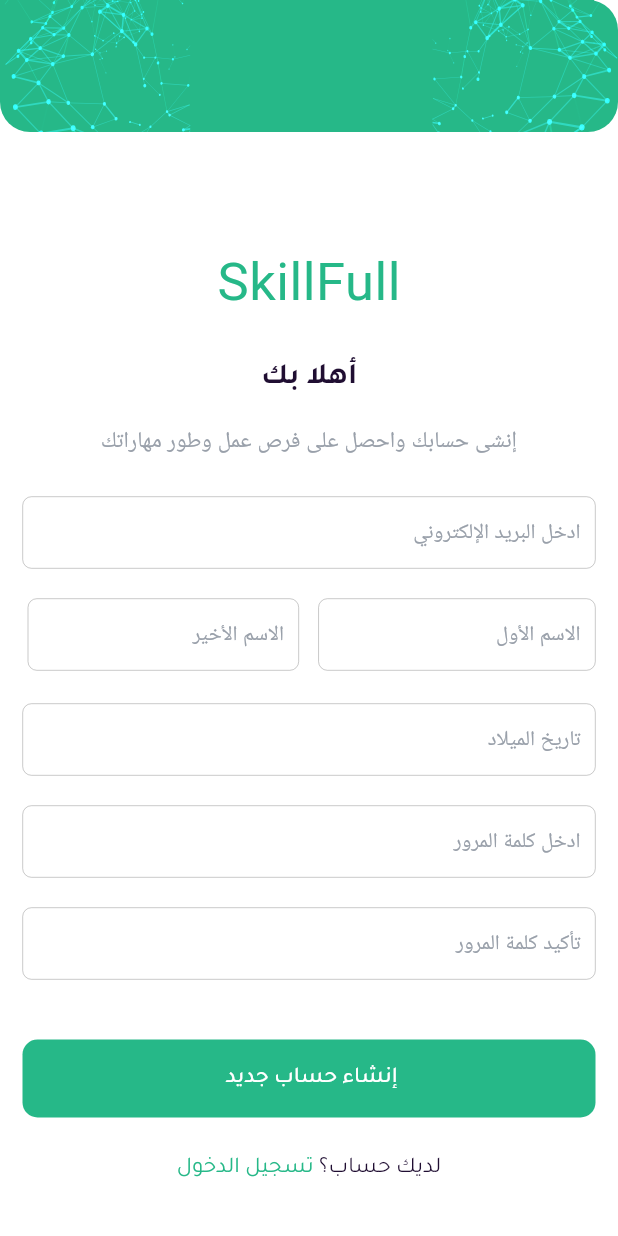
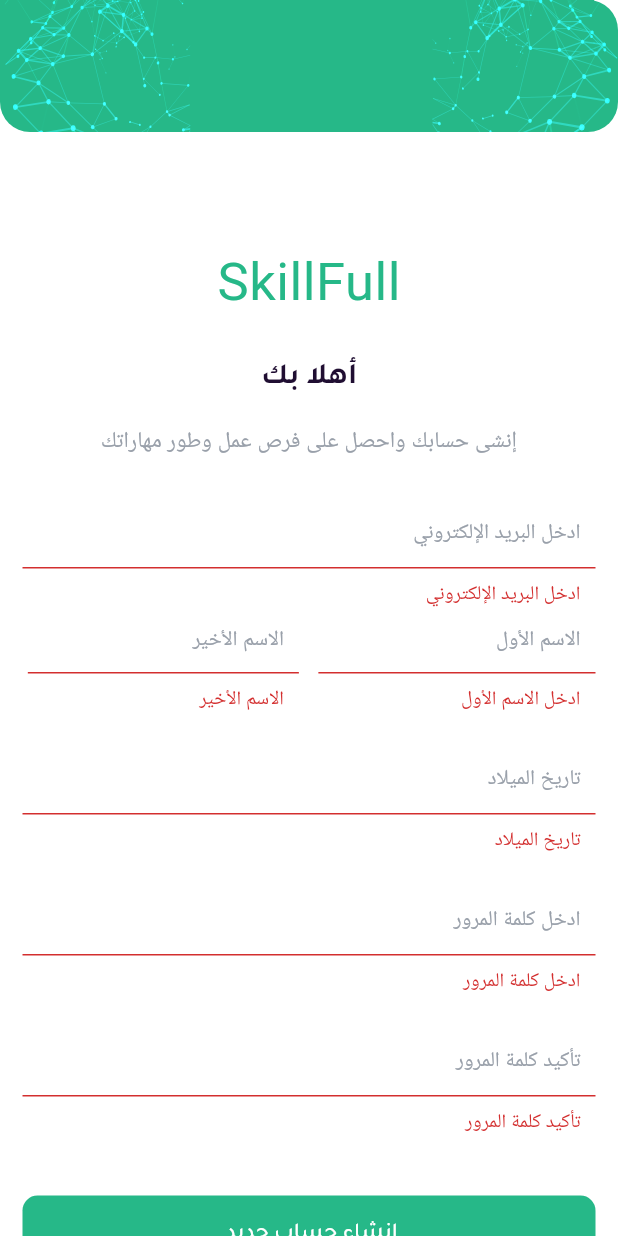
Before and after one commit to 3boodDwimah/Cv_Projects, a Flutter app: the SingUP screen opened directly, after a tap on "إنشاء حساب جديد", on a phone screen of 412 x 824 dp. Run offline on Flutter 3.47's test engine with Material 2 defaults, Android fonts, the phone set to English and light mode, and no system bars; our stand-ins replace cached_network_image, card_swiper, chat_bubbles, chewie, cloud_firestore, firebase_auth and 9 more; missing offline and left inert: dashed_circle, rect_getter; accounts and stored records are empty; Roboto replaces fonts that are missing (Houstone); project files that could hold a hidden picture were left out.

```diff
--- a/lib/Ui/SingIn/singin.dart
+++ b/lib/Ui/SingIn/singin.dart
@@ -21,10 +21,9 @@ class SingIn extends StatelessWidget {
 
   @override
   Widget build(BuildContext context) {
-    return
-    BlocProvider(
+    return BlocProvider(
       create: (BuildContext context) => CvSingInCubit(),
-child:BlocConsumer<CvSingInCubit,CvSingInStates>(
+      child: BlocConsumer<CvSingInCubit, CvSingInStates>(
         listener: (context, state) {
           if (state is CvSingInErrorState) {
             showToast(text: state.error, state: ToastStates.ERROR);
@@ -36,7 +35,7 @@ child:BlocConsumer<CvSingInCubit,CvSingInStates>(
           }
         },
         builder: (context, state) {
-    return  Scaffold(
+          return Scaffold(
             backgroundColor: AppColor.white,
             appBar: AppBar(
               centerTitle: true,
@@ -46,12 +45,12 @@ child:BlocConsumer<CvSingInCubit,CvSingInStates>(
               ),
               elevation: 0,
               backgroundColor: AppColor.main,
-        shape: RoundedRectangleBorder(borderRadius: BorderRadius.circular(20)),
+              shape: RoundedRectangleBorder(
+                  borderRadius: BorderRadius.circular(20)),
               toolbarHeight: 88,
               flexibleSpace: SafeArea(
                 child: SvgPicture.asset(
                   'assets/images/appbarpoint.svg',
-
                   fit: BoxFit.cover,
                 ),
               ),
@@ -76,8 +75,8 @@ child:BlocConsumer<CvSingInCubit,CvSingInStates>(
                             letterSpacing: 0.35000000000000003,
                             height: 0.6514286041259766,
                           ),
-                    textHeightBehavior:
-                    TextHeightBehavior(applyHeightToFirstAscent: false),
+                          textHeightBehavior: TextHeightBehavior(
+                              applyHeightToFirstAscent: false),
                           textAlign: TextAlign.center,
                           softWrap: false,
                         ),
@@ -109,7 +108,12 @@ child:BlocConsumer<CvSingInCubit,CvSingInStates>(
                         defaultFormField(
                             controller: emailController,
                             type: TextInputType.emailAddress,
-                      hint: "ادخل البريد الإلكتروني أو اسم المستخدم",
+                            hint: "ادخل البريد الإلكتروني ",
+                            validate: (value) {
+                              if (value.isEmpty) {
+                                return 'ادخل البريد الإلكتروني ';
+                              }
+                            },
                             hintStyle: TextStyle(
                                 fontFamily: "Montserrat",
                                 fontWeight: FontWeight.w400,
@@ -121,6 +125,11 @@ child:BlocConsumer<CvSingInCubit,CvSingInStates>(
                         defaultFormField(
                             controller: passwordController,
                             type: TextInputType.visiblePassword,
+                            validate: (value) {
+                              if (value.isEmpty) {
+                                return 'ادخل كلمة المرور  ';
+                              }
+                            },
                             hint: "ادخل كلمة المرور ",
                             hintStyle: TextStyle(
                                 fontFamily: "Montserrat",
@@ -146,7 +155,7 @@ child:BlocConsumer<CvSingInCubit,CvSingInStates>(
                           height: 50,
                         ),
                         defauContainer(
-                    onPressed: (){
+                          onPressed: () {
                             if (formKey.currentState!.validate()) {
                               CvSingInCubit.get(context).userLogin(
                                 email: emailController.text,
@@ -206,19 +215,7 @@ child:BlocConsumer<CvSingInCubit,CvSingInStates>(
             ),
           );
         },
-) ,
-
+      ),
     );
-
   }
 }
-//Text(
-//                           'إبدأ الآن',
-//                           style: TextStyle(
-//                             fontFamily: 'Tajawal',
-//                             fontSize: 14,
-//                             color: const Color(0xffffffff),
-//                             fontWeight: FontWeight.w500,
-//                           ),
-//                           softWrap: false,
-//                         )
--- a/lib/Ui/SingUp/singup.dart
+++ b/lib/Ui/SingUp/singup.dart
@@ -108,6 +108,11 @@ class SingUP extends StatelessWidget {
                           ),
                           defaultFormField(
                               controller: emailController,
+                              validate: (value) {
+                                if (value.isEmpty) {
+                                  return 'ادخل البريد الإلكتروني';
+                                }
+                              },
                               type: TextInputType.emailAddress,
                               hint: "ادخل البريد الإلكتروني",
                               hintStyle: TextStyle(
@@ -126,6 +131,11 @@ class SingUP extends StatelessWidget {
                                 child: defaultFormField(
                                     controller: fNameController,
                                     type: TextInputType.name,
+                                    validate: (value) {
+                                      if (value.isEmpty) {
+                                        return 'ادخل الاسم الأول';
+                                      }
+                                    },
                                     hint: "الاسم الأول ",
                                     hintStyle: TextStyle(
                                         fontSize: 14,
@@ -142,6 +152,11 @@ class SingUP extends StatelessWidget {
                                 child: defaultFormField(
                                     controller: sNameController,
                                     type: TextInputType.name,
+                                    validate: (value) {
+                                      if (value.isEmpty) {
+                                        return 'الاسم الأخير';
+                                      }
+                                    },
                                     hint: "الاسم الأخير",
                                     hintStyle: TextStyle(
                                         fontSize: 14,
@@ -158,6 +173,11 @@ class SingUP extends StatelessWidget {
                               controller: dataController,
                               type: TextInputType.number,
                               hint: "تاريخ الميلاد",
+                              validate: (value) {
+                                if (value.isEmpty) {
+                                  return 'تاريخ الميلاد';
+                                }
+                              },
                               hintStyle: TextStyle(
                                   fontSize: 14,
                                   fontFamily: "Montserrat",
@@ -170,6 +190,11 @@ class SingUP extends StatelessWidget {
                               controller: passwordController,
                               type: TextInputType.visiblePassword,
                               hint: "ادخل كلمة المرور ",
+                              validate: (value) {
+                                if (value.isEmpty) {
+                                  return 'ادخل كلمة المرور';
+                                }
+                              },
                               hintStyle: TextStyle(
                                   fontSize: 14,
                                   fontFamily: "Montserrat",
@@ -182,6 +207,11 @@ class SingUP extends StatelessWidget {
                               controller: conpasswordController,
                               type: TextInputType.visiblePassword,
                               hint: "تأكيد كلمة المرور",
+                              validate: (value) {
+                                if (value.isEmpty) {
+                                  return 'تأكيد كلمة المرور';
+                                }
+                              },
                               hintStyle: TextStyle(
                                   fontSize: 14,
                                   fontFamily: "Montserrat",
--- a/lib/core/components.dart
+++ b/lib/core/components.dart
@@ -361,7 +361,7 @@ Widget textWidget(final String text) {
   );
 }
 
-String uId = '';
+dynamic uId = '';
 
 void showToast({
   required String text,
--- a/lib/main.dart
+++ b/lib/main.dart
@@ -57,9 +57,9 @@ void main() async {
   uId = CacheHelper.getData(key: 'uid');
 
   if (uId != null) {
-    widget = NavBarLayout();
+    widget = SingIn();
   } else {
-    widget = SingIn();
+   widget = SingIn();
   }
 
   runApp(MyApp(
@@ -70,10 +70,11 @@ void main() async {
 
 
 class MyApp extends StatelessWidget {
-  late final Widget startWidget;
-  MyApp({
-    required this.startWidget
-});
+   final Widget startWidget;
+
+  const MyApp({Key? key,required this.startWidget}) : super(key: key);
+
+    //required this.startWidget
 
 
   // This widget is the root of your application.
```
Also changed, not shown: 1 other file. Lines whose indentation alone changed are shown as unchanged.
